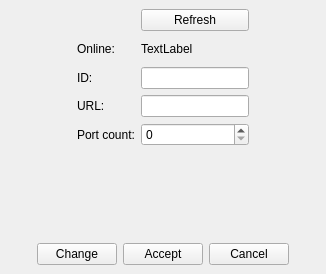
Qt form src/VMTD/VMTD/model/VMTDSwitchForm.ui (ekushko/qt-vxlan-mtd-old) before a commit.
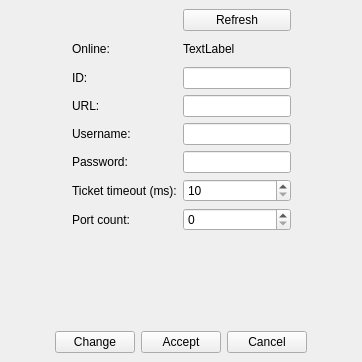
The same form after that commit.

What changed in the file:
```diff
--- a/src/VMTD/VMTD/model/VMTDSwitchForm.ui
+++ b/src/VMTD/VMTD/model/VMTDSwitchForm.ui
@@ -6,8 +6,8 @@
    <rect>
     <x>0</x>
     <y>0</y>
-    <width>326</width>
-    <height>274</height>
+    <width>362</width>
+    <height>362</height>
    </rect>
   </property>
   <property name="windowTitle">
@@ -62,29 +62,25 @@
         <property name="bottomMargin">
          <number>0</number>
         </property>
-        <item row="2" column="1">
-         <widget class="QLineEdit" name="leIdentificator"/>
-        </item>
-        <item row="4" column="0">
-         <widget class="QLabel" name="_7">
-          <property name="text">
-           <string>Port count:</string>
-          </property>
-         </widget>
-        </item>
         <item row="3" column="1">
          <widget class="QLineEdit" name="leUrl"/>
         </item>
         <item row="4" column="1">
+         <widget class="QLineEdit" name="leUserName"/>
+        </item>
+        <item row="7" column="0">
+         <widget class="QLabel" name="_7">
+          <property name="text">
+           <string>Port count:</string>
+          </property>
+         </widget>
+        </item>
+        <item row="2" column="1">
+         <widget class="QLineEdit" name="leIdentificator"/>
+        </item>
+        <item row="7" column="1">
          <widget class="QSpinBox" name="sbPortCount"/>
         </item>
-        <item row="0" column="1">
-         <widget class="QPushButton" name="pbRefresh">
-          <property name="text">
-           <string>Refresh</string>
-          </property>
-         </widget>
-        </item>
         <item row="3" column="0">
          <widget class="QLabel" name="_6">
           <property name="text">
@@ -92,13 +88,6 @@
           </property>
          </widget>
         </item>
-        <item row="2" column="0">
-         <widget class="QLabel" name="_5">
-          <property name="text">
-           <string>ID:</string>
-          </property>
-         </widget>
-        </item>
         <item row="1" column="0">
          <widget class="QLabel" name="_3">
           <property name="text">
@@ -106,6 +95,23 @@
           </property>
          </widget>
         </item>
+        <item row="4" column="0">
+         <widget class="QLabel" name="_14">
+          <property name="text">
+           <string>Username:</string>
+          </property>
+         </widget>
+        </item>
+        <item row="2" column="0">
+         <widget class="QLabel" name="_5">
+          <property name="text">
+           <string>ID:</string>
+          </property>
+         </widget>
+        </item>
+        <item row="5" column="1">
+         <widget class="QLineEdit" name="lePassword"/>
+        </item>
         <item row="1" column="1">
          <widget class="QLabel" name="lbOnline">
           <property name="minimumSize">
@@ -119,6 +125,37 @@
           </property>
          </widget>
         </item>
+        <item row="0" column="1">
+         <widget class="QPushButton" name="pbRefresh">
+          <property name="text">
+           <string>Refresh</string>
+          </property>
+         </widget>
+        </item>
+        <item row="5" column="0">
+         <widget class="QLabel" name="_15">
+          <property name="text">
+           <string>Password:</string>
+          </property>
+         </widget>
+        </item>
+        <item row="6" column="0">
+         <widget class="QLabel" name="_16">
+          <property name="text">
+           <string>Ticket timeout (ms):</string>
+          </property>
+         </widget>
+        </item>
+        <item row="6" column="1">
+         <widget class="QSpinBox" name="sbTicketTimeoutInterval">
+          <property name="minimum">
+           <number>10</number>
+          </property>
+          <property name="maximum">
+           <number>999999999</number>
+          </property>
+         </widget>
+        </item>
        </layout>
       </widget>
      </item>
```
